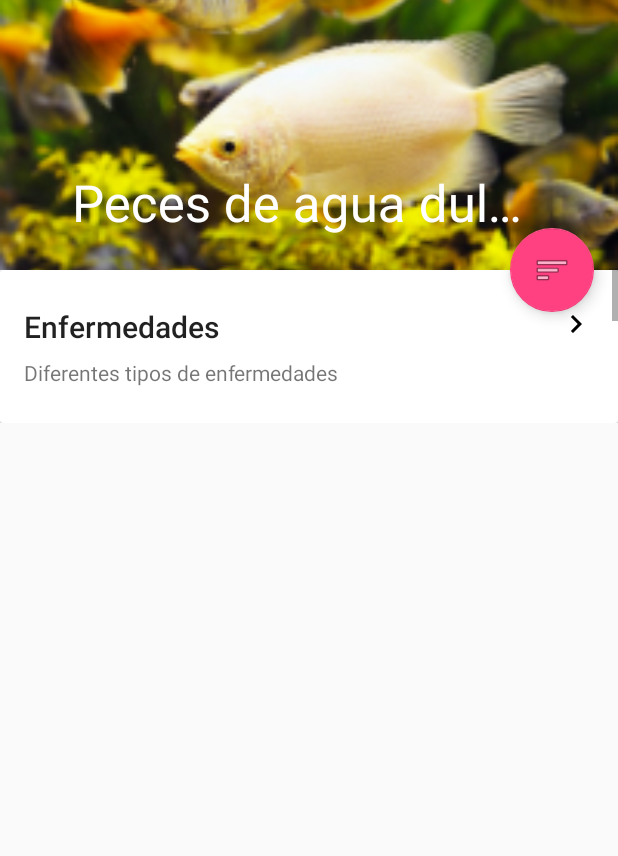
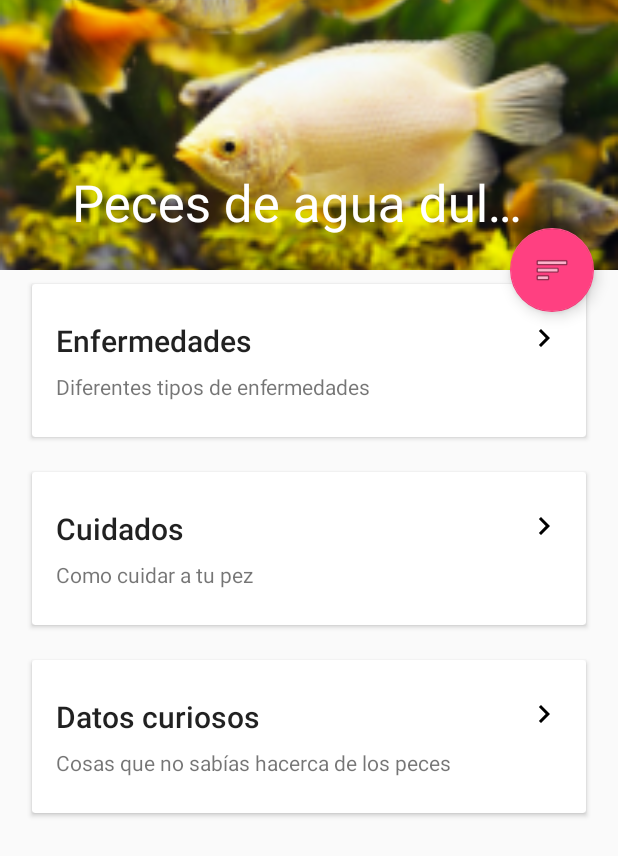
Before and after one commit to artecinnovaciones/Aquarius, an Android app: the screen it shows after launch (DetallesActivity), after a tap on "Agua dulce", on a phone screen of 412 x 824 dp. Shown: the top 856 px of the screen. Run offline under Robolectric (Android 15) with nearby library versions, the phone set to English and light mode, and no system bars.

Commit message:
detalles

```diff
--- a/app/src/main/java/com/artecinnovaciones/aquarius/adapters/DetallesAdapter.java
+++ b/app/src/main/java/com/artecinnovaciones/aquarius/adapters/DetallesAdapter.java
@@ -1,58 +1,77 @@
 package com.artecinnovaciones.aquarius.adapters;
 
+import android.app.Activity;
 import android.content.Context;
+import android.support.v7.widget.CardView;
+import android.support.v7.widget.RecyclerView;
 import android.view.LayoutInflater;
 import android.view.View;
 import android.view.ViewGroup;
 import android.widget.ArrayAdapter;
+import android.widget.BaseAdapter;
 import android.widget.TextView;
 
 import com.artecinnovaciones.aquarius.R;
 import com.artecinnovaciones.aquarius.objetos.DetallesItem;
+import com.artecinnovaciones.aquarius.utilidades.CustomItemClickListener;
 
 import java.util.ArrayList;
+import java.util.List;
 
 /**
  * Created by LAP-NIDIA on 16/06/2016.
  */
-public class DetallesAdapter extends ArrayAdapter<DetallesItem> {
+public class DetallesAdapter extends RecyclerView.Adapter<DetallesAdapter.DatosViewHolder> {
 
-    private Context context;
-    private ArrayList<DetallesItem> datos;
+    CustomItemClickListener listener;
+    List<DetallesItem> datos;
 
-    public DetallesAdapter(Context context, ArrayList<DetallesItem> datos) {
-        super(context, R.layout.item_cardview,datos);
+    public static class DatosViewHolder extends RecyclerView.ViewHolder {
 
-        this.datos=datos;
-        this.context=context;
+        CardView cv;
+        TextView titulo;
+        TextView descrip;
+
+        public DatosViewHolder(View itemView) {
+            super(itemView);
+            cv = (CardView)itemView.findViewById(R.id.cv);
+            titulo = (TextView)itemView.findViewById(R.id.titulo);
+            descrip = (TextView)itemView.findViewById(R.id.descrp);
+        }
     }
 
     @Override
-    public View getView(int position, View convertView, ViewGroup parent) {
-        View item = convertView;
-        Holder holder;
-
-        if (item == null) {
-            item = LayoutInflater.from(context).inflate(R.layout.item_cardview, null);
-
-            holder = new Holder();
-            holder.titulos = (TextView) item.findViewById(R.id.titulo);
-            holder.descripciones = (TextView) item.findViewById(R.id.descrp);
-            item.setTag(holder);
-        }
-
-        holder = (Holder) item.getTag();
-
-        holder.titulos.setText(datos.get(position).getTitulo());
-        holder.descripciones.setText(datos.get(position).getDescripcion());
-
-        return item;
+    public void onAttachedToRecyclerView(RecyclerView recyclerView) {
+        super.onAttachedToRecyclerView(recyclerView);
     }
 
-    public class Holder {
+    public DetallesAdapter(List<DetallesItem> datos, CustomItemClickListener listener){
+        this.datos = datos;
+        this.listener = listener;
+    }
 
-        public TextView titulos, descripciones;
+    @Override
+    public DatosViewHolder onCreateViewHolder(ViewGroup parent, int viewType) {
+        View v = LayoutInflater.from(parent.getContext()).inflate(R.layout.item_cardview, parent, false);
+        final DatosViewHolder pvh = new DatosViewHolder(v);
+        v.setOnClickListener(new View.OnClickListener() {
+            @Override
+            public void onClick(View v) {
+                listener.onItemClick(v, pvh.getPosition());
+            }
+        });
+        return pvh;
+    }
 
+    @Override
+    public void onBindViewHolder(DatosViewHolder holder, int position) {
+        holder.titulo.setText(datos.get(position).titulo);
+        holder.descrip.setText(datos.get(position).descripcion);
+    }
+
+    @Override
+    public int getItemCount() {
+        return datos.size();
     }
 
 }
--- a/app/src/main/java/com/artecinnovaciones/aquarius/fragments/DetallesFragment.java
+++ b/app/src/main/java/com/artecinnovaciones/aquarius/fragments/DetallesFragment.java
@@ -2,6 +2,9 @@ package com.artecinnovaciones.aquarius.fragments;
 
 import android.app.Fragment;
 import android.os.Bundle;
+import android.support.v7.widget.GridLayoutManager;
+import android.support.v7.widget.LinearLayoutManager;
+import android.support.v7.widget.RecyclerView;
 import android.view.LayoutInflater;
 import android.view.View;
 import android.view.ViewGroup;
@@ -10,6 +13,7 @@ import android.widget.ListView;
 import com.artecinnovaciones.aquarius.R;
 import com.artecinnovaciones.aquarius.adapters.DetallesAdapter;
 import com.artecinnovaciones.aquarius.objetos.DetallesItem;
+import com.artecinnovaciones.aquarius.utilidades.CustomItemClickListener;
 import com.artecinnovaciones.aquarius.utilidades.ViewUtil;
 
 import java.util.ArrayList;
@@ -19,7 +23,7 @@ import java.util.ArrayList;
  */
 public class DetallesFragment extends Fragment {
 
-    ListView ld;
+    RecyclerView rv;
     ArrayList<DetallesItem> listD;
 
     public DetallesFragment(){ }
@@ -32,18 +36,33 @@ public class DetallesFragment extends Fragment {
     }
 
     public void metodo(View view){
-        ld= ViewUtil.findViewById(view, R.id.list_detalles);
-        listD = agregar();
+        listD = new ArrayList<DetallesItem>();
+        listD.add(new DetallesItem("Enfermedades","Diferentes tipos de enfermedades"));
+        listD.add(new DetallesItem("Cuidados", "Como cuidar a tu pez"));
+        listD.add(new DetallesItem("Datos curiosos", "Cosas que no sabías hacerca de los peces"));
 
-        DetallesAdapter adapter= new DetallesAdapter(getActivity(),listD);
-        ld.setAdapter(adapter);
+        rv = ViewUtil.findViewById(view, R.id.rv);
+
+        LinearLayoutManager llm = new LinearLayoutManager(getActivity());
+        rv.setLayoutManager(llm);
+        rv.setHasFixedSize(true);
+
+        initializeAdapter();
     }
 
-    private ArrayList<DetallesItem> agregar(){
-        ArrayList<DetallesItem> datos = new ArrayList<DetallesItem>();
-        datos.add(new DetallesItem("Enfermedades","Diferentes tipos de enfermedades"));
-        datos.add(new DetallesItem("Cuidados","Como cuidar a tu pez"));
-        datos.add(new DetallesItem("Datos curiosos","Cosas que no sabías hacerca de los peces"));
-        return  datos;
+    /*private void agregar(){
+        listD.add(new DetallesItem("Enfermedades","Diferentes tipos de enfermedades"));
+        listD.add(new DetallesItem("Cuidados", "Como cuidar a tu pez"));
+        listD.add(new DetallesItem("Datos curiosos", "Cosas que no sabías hacerca de los peces"));
+    }*/
+
+    private void initializeAdapter() {
+        DetallesAdapter adapter = new DetallesAdapter(listD, new CustomItemClickListener() {
+            @Override
+            public void onItemClick(View v, int position) {
+
+            }
+        });
+        rv.setAdapter(adapter);
     }
 }
--- a/app/src/main/java/com/artecinnovaciones/aquarius/objetos/DetallesItem.java
+++ b/app/src/main/java/com/artecinnovaciones/aquarius/objetos/DetallesItem.java
@@ -4,18 +4,10 @@ package com.artecinnovaciones.aquarius.objetos;
  * Created by LAP-NIDIA on 16/06/2016.
  */
 public class DetallesItem {
-    private String titulo,descripcion;
+    public String titulo,descripcion;
 
     public DetallesItem(String titulo,String descripcion){
         this.titulo=titulo;
         this.descripcion=descripcion;
     }
-
-    public String getTitulo() { return titulo; }
-
-    public void setTitulo(String titulo) { this.titulo = titulo; }
-
-    public String getDescripcion(){ return descripcion; }
-
-    public void setDescripcion(String descripcion){ this.descripcion = descripcion; }
 }
--- /dev/null
+++ b/app/src/main/java/com/artecinnovaciones/aquarius/utilidades/CustomItemClickListener.java
@@ -0,0 +1,7 @@
+package com.artecinnovaciones.aquarius.utilidades;
+
+import android.view.View;
+
+public interface CustomItemClickListener {
+    public void onItemClick(View v, int position);
+}
--- a/app/src/main/res/layout/fragment_detalles.xml
+++ b/app/src/main/res/layout/fragment_detalles.xml
@@ -4,10 +4,13 @@
     android:layout_height="match_parent"
     android:orientation="vertical">
 
-    <ListView
+    <android.support.v7.widget.RecyclerView
+        android:id="@+id/rv"
+        android:scrollbars="vertical"
         android:layout_width="match_parent"
-        android:layout_height="wrap_content"
-        android:id="@+id/list_detalles"
-        android:layout_gravity="center_horizontal" />
+        android:layout_height="match_parent"
+        android:paddingEnd="5dp"
+        android:paddingStart="5dp"
+        android:paddingTop="2dp"/>
 
 </LinearLayout>
--- a/app/src/main/res/layout/item_cardview.xml
+++ b/app/src/main/res/layout/item_cardview.xml
@@ -2,6 +2,7 @@
 
     <android.support.v7.widget.CardView
         xmlns:android="http://schemas.android.com/apk/res/android"
+        android:id="@+id/cv"
         android:layout_width="match_parent"
         android:layout_height="wrap_content"
         android:layout_marginRight="16dp"
```
